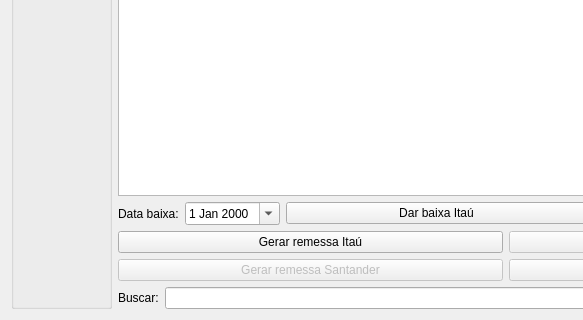
This is ui/widgetgare.ui in darktorres/ERP-STACCATO as Qt 5 draws it before an edit; both pictures show x 0 to 583 and y 226 to 546 of the 905 by 546 pixel window. The edited form follows.
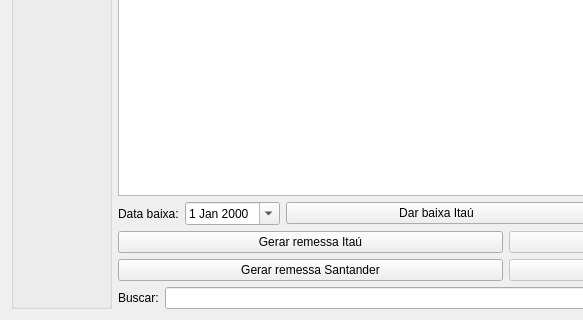
This is the edited form. Custom widgets are drawn as their Qt base class.

What changed in the file:
```diff
--- a/ui/widgetgare.ui
+++ b/ui/widgetgare.ui
@@ -99,7 +99,7 @@
      <item row="1" column="0">
       <widget class="QPushButton" name="pushButtonRemessaSantander">
        <property name="enabled">
-        <bool>false</bool>
+        <bool>true</bool>
        </property>
        <property name="text">
         <string>Gerar remessa Santander</string>
```
